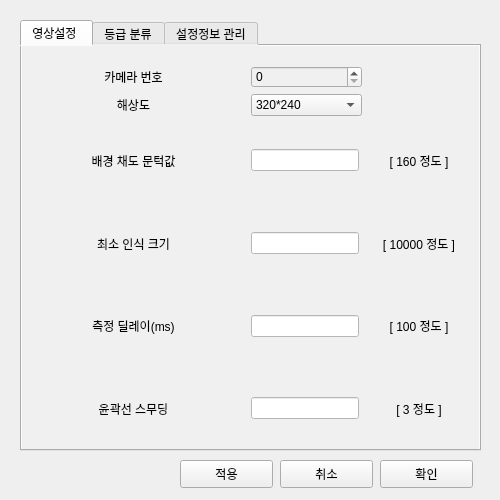
This is setting_dialog.ui in yi1397/Image-processing-eel-sorter as Qt 5 draws it before an edit. The edited form follows.
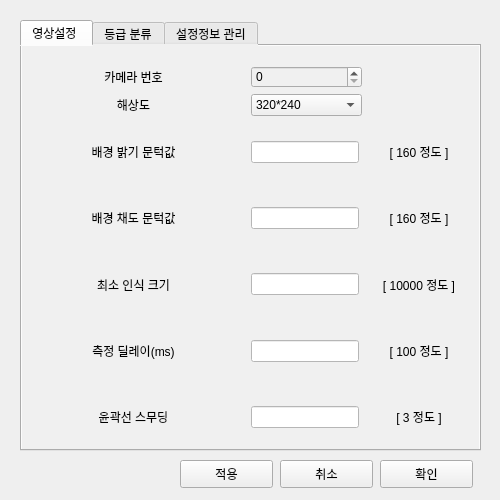
This is the edited form.

Commit message: 밝기 문턱값 설정

The edit to the form file:
```diff
--- a/setting_dialog.ui
+++ b/setting_dialog.ui
@@ -42,7 +42,7 @@
        <height>381</height>
       </rect>
      </property>
-     <layout class="QVBoxLayout" name="verticalLayout" stretch="1,1,1,1,1,1">
+     <layout class="QVBoxLayout" name="verticalLayout" stretch="1,1,1,1,1,1,1">
       <item>
        <layout class="QHBoxLayout" name="horizontalLayout_5" stretch="1,1">
         <item>
@@ -125,6 +125,41 @@
         </item>
        </layout>
       </item>
+      <item>
+       <layout class="QHBoxLayout" name="horizontalLayout_15" stretch="1,1">
+        <item>
+         <widget class="QLabel" name="label_11">
+          <property name="text">
+           <string>배경 밝기 문턱값</string>
+          </property>
+          <property name="alignment">
+           <set>Qt::AlignCenter</set>
+          </property>
+         </widget>
+        </item>
+        <item>
+         <layout class="QHBoxLayout" name="horizontalLayout_16" stretch="1,1">
+          <item>
+           <widget class="QLineEdit" name="lineEdit_detect_brightness">
+            <property name="styleSheet">
+             <string notr="true">background-color : white</string>
+            </property>
+           </widget>
+          </item>
+          <item>
+           <widget class="QLabel" name="label_12">
+            <property name="text">
+             <string>[ 160 정도 ]</string>
+            </property>
+            <property name="alignment">
+             <set>Qt::AlignCenter</set>
+            </property>
+           </widget>
+          </item>
+         </layout>
+        </item>
+       </layout>
+      </item>
       <item>
        <layout class="QHBoxLayout" name="horizontalLayout_8" stretch="1,1">
         <item>
```
The commit also changes 5 other files.
